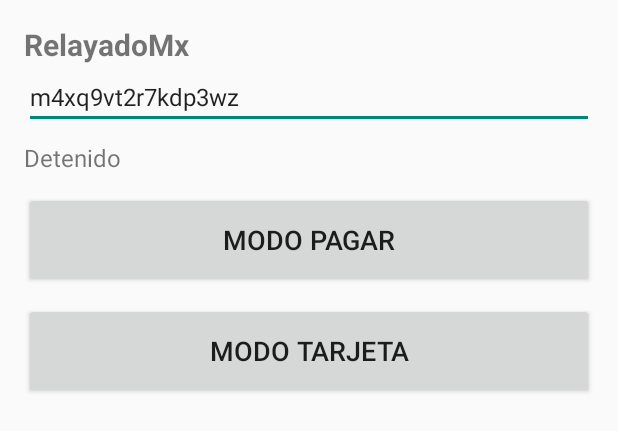
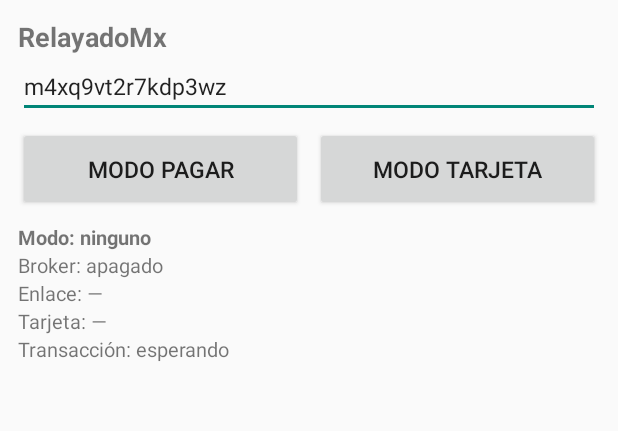
Before and after one commit to adriancorreacgcg/relayadomx, an Android app: the layout activity_main.xml on its own in the app's theme, with its tools: preview values and no code run, on a phone screen of 412 x 824 dp. Shown: the top 431 px of the screen. Run offline under Robolectric (Android 15) with nearby library versions, the phone set to English and light mode, and no system bars.

Commit message:
Actualizar activity_main.xml

```diff
--- a/app/src/main/res/layout/activity_main.xml
+++ b/app/src/main/res/layout/activity_main.xml
@@ -3,14 +3,14 @@
     android:layout_width="match_parent"
     android:layout_height="match_parent"
     android:orientation="vertical"
-    android:padding="16dp">
+    android:padding="12dp">
 
     <TextView
         android:layout_width="match_parent"
         android:layout_height="wrap_content"
         android:text="RelayadoMx"
-        android:textStyle="bold"
-        android:textSize="20sp" />
+        android:textSize="18sp"
+        android:textStyle="bold" />
 
     <EditText
         android:id="@+id/claveText"
@@ -19,33 +19,68 @@
         android:hint="clave"
         android:inputType="text"
         android:text="m4xq9vt2r7kdp3wz"
-        android:textSize="16sp" />
+        android:textSize="15sp" />
+
+    <LinearLayout
+        android:layout_width="match_parent"
+        android:layout_height="wrap_content"
+        android:layout_marginTop="6dp"
+        android:orientation="horizontal">
+
+        <Button
+            android:id="@+id/modoPagarButton"
+            android:layout_width="0dp"
+            android:layout_height="56dp"
+            android:layout_weight="1"
+            android:text="MODO PAGAR"
+            android:textSize="15sp" />
+
+        <Button
+            android:id="@+id/modoTarjetaButton"
+            android:layout_width="0dp"
+            android:layout_height="56dp"
+            android:layout_marginStart="8dp"
+            android:layout_weight="1"
+            android:text="MODO TARJETA"
+            android:textSize="15sp" />
+    </LinearLayout>
 
     <TextView
-        android:id="@+id/status"
+        android:id="@+id/modoEstado"
         android:layout_width="match_parent"
         android:layout_height="wrap_content"
-        android:paddingTop="8dp"
-        android:paddingBottom="12dp"
-        android:text="Detenido"
-        android:textSize="16sp" />
+        android:layout_marginTop="8dp"
+        android:text="Modo: ninguno"
+        android:textSize="13sp"
+        android:textStyle="bold" />
 
-    <Button
-        android:id="@+id/modoPagarButton"
+    <TextView
+        android:id="@+id/brokerEstado"
         android:layout_width="match_parent"
-        android:layout_height="64dp"
-        android:text="MODO PAGAR"
-        android:textSize="18sp" />
+        android:layout_height="wrap_content"
+        android:text="Broker: apagado"
+        android:textSize="13sp" />
 
-    <Button
-        android:id="@+id/modoTarjetaButton"
+    <TextView
+        android:id="@+id/enlaceEstado"
         android:layout_width="match_parent"
-        android:layout_height="64dp"
-        android:layout_marginTop="10dp"
-        android:text="MODO TARJETA"
-        android:textSize="18sp" />
+        android:layout_height="wrap_content"
+        android:text="Enlace: —"
+        android:textSize="13sp" />
 
-    <!-- ===== oculto ===== -->
+    <TextView
+        android:id="@+id/tarjetaEstado"
+        android:layout_width="match_parent"
+        android:layout_height="wrap_content"
+        android:text="Tarjeta: —"
+        android:textSize="13sp" />
+
+    <TextView
+        android:id="@+id/txEstado"
+        android:layout_width="match_parent"
+        android:layout_height="wrap_content"
+        android:text="Transacción: esperando"
+        android:textSize="13sp" />
 
     <Button
         android:id="@+id/connectButton"
@@ -81,40 +116,16 @@
         android:orientation="horizontal"
         android:visibility="gone">
 
-        <Button
-            android:id="@+id/estaticoButton"
-            android:layout_width="0dp"
-            android:layout_height="wrap_content"
-            android:layout_weight="1"
-            android:text="M1" />
-
-        <Button
-            android:id="@+id/estatico2Button"
-            android:layout_width="0dp"
-            android:layout_height="wrap_content"
-            android:layout_weight="1"
-            android:text="M2" />
-
-        <Button
-            android:id="@+id/estatico3Button"
-            android:layout_width="0dp"
-            android:layout_height="wrap_content"
-            android:layout_weight="1"
-            android:text="M3" />
-
-        <Button
-            android:id="@+id/estatico4Button"
-            android:layout_width="0dp"
-            android:layout_height="wrap_content"
-            android:layout_weight="1"
-            android:text="M4" />
-
-        <Button
-            android:id="@+id/estatico5Button"
-            android:layout_width="0dp"
-            android:layout_height="wrap_content"
-            android:layout_weight="1"
-            android:text="M5" />
+        <Button android:id="@+id/estaticoButton" android:layout_width="0dp"
+            android:layout_height="wrap_content" android:layout_weight="1" android:text="M1" />
+        <Button android:id="@+id/estatico2Button" android:layout_width="0dp"
+            android:layout_height="wrap_content" android:layout_weight="1" android:text="M2" />
+        <Button android:id="@+id/estatico3Button" android:layout_width="0dp"
+            android:layout_height="wrap_content" android:layout_weight="1" android:text="M3" />
+        <Button android:id="@+id/estatico4Button" android:layout_width="0dp"
+            android:layout_height="wrap_content" android:layout_weight="1" android:text="M4" />
+        <Button android:id="@+id/estatico5Button" android:layout_width="0dp"
+            android:layout_height="wrap_content" android:layout_weight="1" android:text="M5" />
     </LinearLayout>
 
     <LinearLayout
@@ -123,33 +134,14 @@
         android:orientation="horizontal"
         android:visibility="gone">
 
-        <Button
-            android:id="@+id/firmwareButton"
-            android:layout_width="0dp"
-            android:layout_height="wrap_content"
-            android:layout_weight="1"
-            android:text="Firmware" />
-
-        <Button
-            android:id="@+id/volcarButton"
-            android:layout_width="0dp"
-            android:layout_height="wrap_content"
-            android:layout_weight="1"
-            android:text="Ver guardado" />
-
-        <Button
-            android:id="@+id/stopButton"
-            android:layout_width="0dp"
-            android:layout_height="wrap_content"
-            android:layout_weight="1"
-            android:text="Detener" />
-
-        <Button
-            android:id="@+id/clearButton"
-            android:layout_width="0dp"
-            android:layout_height="wrap_content"
-            android:layout_weight="1"
-            android:text="Limpiar" />
+        <Button android:id="@+id/firmwareButton" android:layout_width="0dp"
+            android:layout_height="wrap_content" android:layout_weight="1" android:text="Firmware" />
+        <Button android:id="@+id/volcarButton" android:layout_width="0dp"
+            android:layout_height="wrap_content" android:layout_weight="1" android:text="Ver guardado" />
+        <Button android:id="@+id/stopButton" android:layout_width="0dp"
+            android:layout_height="wrap_content" android:layout_weight="1" android:text="Detener" />
+        <Button android:id="@+id/clearButton" android:layout_width="0dp"
+            android:layout_height="wrap_content" android:layout_weight="1" android:text="Limpiar" />
     </LinearLayout>
 
     <LinearLayout
@@ -158,45 +150,29 @@
         android:orientation="horizontal"
         android:visibility="gone">
 
-        <EditText
-            android:id="@+id/panText"
-            android:layout_width="0dp"
-            android:layout_height="wrap_content"
-            android:layout_weight="3"
-            android:hint="PAN"
-            android:inputType="number" />
-
-        <EditText
-            android:id="@+id/vencText"
-            android:layout_width="0dp"
-            android:layout_height="wrap_content"
-            android:layout_weight="1"
-            android:hint="MMAA"
-            android:inputType="number" />
-
-        <EditText
-            android:id="@+id/servicioText"
-            android:layout_width="0dp"
-            android:layout_height="wrap_content"
-            android:layout_weight="1"
-            android:hint="201"
-            android:inputType="number" />
+        <EditText android:id="@+id/panText" android:layout_width="0dp"
+            android:layout_height="wrap_content" android:layout_weight="3"
+            android:hint="PAN" android:inputType="number" />
+        <EditText android:id="@+id/vencText" android:layout_width="0dp"
+            android:layout_height="wrap_content" android:layout_weight="1"
+            android:hint="MMAA" android:inputType="number" />
+        <EditText android:id="@+id/servicioText" android:layout_width="0dp"
+            android:layout_height="wrap_content" android:layout_weight="1"
+            android:hint="201" android:inputType="number" />
     </LinearLayout>
 
     <TextView
         android:id="@+id/cardInfo"
         android:layout_width="match_parent"
         android:layout_height="wrap_content"
-        android:visibility="gone"
-        android:textSize="12sp" />
-
-    <!-- ===== log ===== -->
+        android:visibility="gone" />
 
     <ScrollView
+        android:id="@+id/scrollLog"
         android:layout_width="match_parent"
         android:layout_height="0dp"
-        android:layout_weight="1"
-        android:layout_marginTop="10dp">
+        android:layout_marginTop="8dp"
+        android:layout_weight="1">
 
         <TextView
             android:id="@+id/logText"
```
